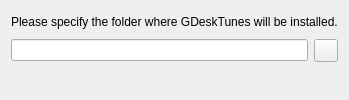
Qt form deploy/installer/packages/org.gearlux.gdesktunes/meta/targetwidget.ui (Gearlux/GDeskTunes) before a commit.
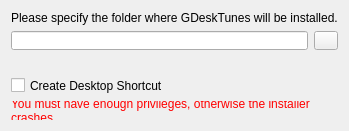
The same form after that commit.

Commit message: Updated windows installer

```diff
--- a/deploy/installer/packages/org.gearlux.gdesktunes/meta/targetwidget.ui
+++ b/deploy/installer/packages/org.gearlux.gdesktunes/meta/targetwidget.ui
@@ -2,6 +2,14 @@
 <ui version="4.0">
  <class>InstallationWidget</class>
  <widget class="QWidget" name="TargetWidget">
+  <property name="geometry">
+   <rect>
+    <x>0</x>
+    <y>0</y>
+    <width>309</width>
+    <height>131</height>
+   </rect>
+  </property>
   <layout class="QVBoxLayout" name="verticalLayout">
     <item>
       <widget class="QLabel" name="label">
@@ -23,6 +31,35 @@
     <item>
       <widget class="QLabel" name="labelOverwrite"/>
     </item>
+   <item>
+    <widget class="QCheckBox" name="desktopShortcut">
+     <property name="minimumSize">
+      <size>
+       <width>0</width>
+       <height>0</height>
+      </size>
+     </property>
+     <property name="text">
+      <string>Create Desktop Shortcut </string>
+     </property>
+    </widget>
+   </item>
+   <item>
+    <widget class="QLabel" name="labelWarning">
+     <property name="styleSheet">
+      <string notr="true">color: red</string>
+     </property>
+     <property name="text">
+      <string>You must have enough privileges, otherwise the installer crashes.</string>
+     </property>
+     <property name="scaledContents">
+      <bool>true</bool>
+     </property>
+     <property name="wordWrap">
+      <bool>true</bool>
+     </property>
+    </widget>
+   </item>
   </layout>
 </widget>
 </ui>
```
Left out of the diff: 21 changed lines with no effect on the pictures. Lines whose indentation alone changed are shown as unchanged. The commit also changes 9 other files.
